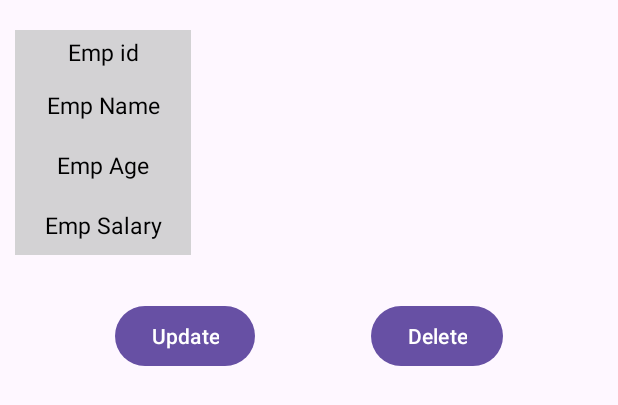
After one commit to klairk/Second_Co_opt, an Android app: the layout activity_employee_details.xml on its own in the app's theme, with its tools: preview values and no code run, on a phone screen of 412 x 824 dp. The commit adds this screen. Shown: the top 405 px of the screen. Run offline under Robolectric (Android 15) with nearby library versions, the phone set to English and light mode, and no system bars.

Commit message:
Add employee detail xml and activity files

```diff
--- /dev/null
+++ b/app/src/main/res/layout/activity_employee_details.xml
@@ -0,0 +1,188 @@
+<?xml version="1.0" encoding="utf-8"?>
+<androidx.constraintlayout.widget.ConstraintLayout xmlns:android="http://schemas.android.com/apk/res/android"
+    xmlns:app="http://schemas.android.com/apk/res-auto"
+    xmlns:tools="http://schemas.android.com/tools"
+    android:layout_width="match_parent"
+    android:layout_height="match_parent"
+    tools:context=".activities.EmployeeDetailsActivity">
+    <Button
+        android:id="@+id/btnUpdate"
+        android:layout_width="wrap_content"
+        android:layout_height="wrap_content"
+        android:layout_marginTop="30dp"
+        android:text="@string/update"
+        app:layout_constraintEnd_toStartOf="@+id/btnDelete"
+        app:layout_constraintHorizontal_bias="0.5"
+        app:layout_constraintStart_toStartOf="parent"
+        app:layout_constraintTop_toBottomOf="@id/linearLayout" />
+    <Button
+        android:id="@+id/btnDelete"
+        android:layout_width="wrap_content"
+        android:layout_height="wrap_content"
+        android:layout_marginTop="30dp"
+        android:text="@string/delete"
+        app:layout_constraintEnd_toEndOf="parent"
+        app:layout_constraintHorizontal_bias="0.5"
+        app:layout_constraintStart_toEndOf="@+id/btnUpdate"
+        app:layout_constraintTop_toBottomOf="@id/linearLayout" />
+    <LinearLayout
+        android:id="@+id/linearLayout"
+        android:layout_width="match_parent"
+        android:layout_height="wrap_content"
+        app:layout_constraintStart_toStartOf="parent"
+        app:layout_constraintTop_toTopOf="parent"
+        app:layout_constraintEnd_toEndOf="parent"
+        android:orientation="vertical">
+        <LinearLayout
+            android:id="@+id/id_lin"
+            android:layout_width="match_parent"
+            android:layout_height="30dp"
+            android:layout_marginLeft="10dp"
+            android:layout_marginTop="20dp"
+            android:layout_marginRight="10dp"
+            android:orientation="horizontal"
+            android:weightSum="2"
+            android:baselineAligned="false">
+            <LinearLayout
+                android:layout_width="0dp"
+                android:layout_height="match_parent"
+                android:layout_weight="0.6"
+                android:background="@color/divider_grey">
+                <TextView
+                    android:layout_width="match_parent"
+                    android:layout_height="wrap_content"
+                    android:layout_gravity="center"
+                    android:gravity="center"
+                    android:text="@string/emp_id"
+                    android:textColor="@color/black"
+                    android:textSize="15sp" />
+            </LinearLayout>
+            <LinearLayout
+                android:layout_width="0dp"
+                android:layout_height="match_parent"
+                android:layout_weight="1.4">
+                <TextView
+                    android:id="@+id/tvEmpId"
+                    android:layout_width="match_parent"
+                    android:layout_height="wrap_content"
+                    android:layout_gravity="center"
+                    android:gravity="center"
+                    android:text=""
+                    android:textColor="@color/black"
+                    android:textSize="15sp" />
+            </LinearLayout>
+        </LinearLayout>
+        <LinearLayout
+            android:id="@+id/contact_lin"
+            android:layout_width="match_parent"
+            android:layout_height="40dp"
+            android:layout_marginLeft="10dp"
+            android:layout_marginRight="10dp"
+            android:orientation="horizontal"
+            android:weightSum="2"
+            android:baselineAligned="false">
+            <LinearLayout
+                android:layout_width="0dp"
+                android:layout_height="match_parent"
+                android:layout_weight="0.6"
+                android:background="@color/divider_grey">
+                <TextView
+                    android:layout_width="match_parent"
+                    android:layout_height="wrap_content"
+                    android:layout_gravity="center"
+                    android:gravity="center"
+                    android:text="@string/emp_name"
+                    android:textColor="@color/black"
+                    android:textSize="15sp" />
+            </LinearLayout>
+            <LinearLayout
+                android:layout_width="0dp"
+                android:layout_height="match_parent"
+                android:layout_weight="1.4">
+                <TextView
+                    android:id="@+id/tvEmpName"
+                    android:layout_width="match_parent"
+                    android:layout_height="wrap_content"
+                    android:layout_gravity="center"
+                    android:gravity="center"
+                    android:text=""
+                    android:textColor="@color/black"
+                    android:textSize="15sp" />
+            </LinearLayout>
+        </LinearLayout>
+        <LinearLayout
+            android:layout_width="match_parent"
+            android:layout_height="40dp"
+            android:layout_marginLeft="10dp"
+            android:layout_marginRight="10dp"
+            android:orientation="horizontal"
+            android:weightSum="2"
+            android:baselineAligned="false">
+            <LinearLayout
+                android:layout_width="0dp"
+                android:layout_height="match_parent"
+                android:layout_weight="0.6"
+                android:background="@color/divider_grey">
+                <TextView
+                    android:layout_width="match_parent"
+                    android:layout_height="wrap_content"
+                    android:layout_gravity="center"
+                    android:gravity="center"
+                    android:text="@string/emp_age"
+                    android:textColor="@color/black"
+                    android:textSize="15sp" />
+            </LinearLayout>
+            <LinearLayout
+                android:layout_width="0dp"
+                android:layout_height="match_parent"
+                android:layout_weight="1.4">
+                <TextView
+                    android:id="@+id/tvEmpAge"
+                    android:layout_width="match_parent"
+                    android:layout_height="wrap_content"
+                    android:layout_gravity="center"
+                    android:gravity="center"
+                    android:text=""
+                    android:textColor="@color/black"
+                    android:textSize="15sp" />
+            </LinearLayout>
+        </LinearLayout>
+        <LinearLayout
+            android:layout_width="match_parent"
+            android:layout_height="40dp"
+            android:layout_marginLeft="10dp"
+            android:layout_marginRight="10dp"
+            android:orientation="horizontal"
+            android:weightSum="2"
+            android:baselineAligned="false">
+            <LinearLayout
+                android:layout_width="0dp"
+                android:layout_height="match_parent"
+                android:layout_weight="0.6"
+                android:background="@color/divider_grey">
+                <TextView
+                    android:layout_width="match_parent"
+                    android:layout_height="wrap_content"
+                    android:layout_gravity="center"
+                    android:gravity="center"
+                    android:text="@string/emp_salary"
+                    android:textColor="@color/black"
+                    android:textSize="15sp" />
+            </LinearLayout>
+            <LinearLayout
+                android:layout_width="0dp"
+                android:layout_height="match_parent"
+                android:layout_weight="1.4">
+                <TextView
+                    android:id="@+id/tvEmpSalary"
+                    android:layout_width="match_parent"
+                    android:layout_height="wrap_content"
+                    android:layout_gravity="center"
+                    android:gravity="center"
+                    android:text=""
+                    android:textColor="@color/black"
+                    android:textSize="15sp" />
+            </LinearLayout>
+        </LinearLayout>
+    </LinearLayout>
+</androidx.constraintlayout.widget.ConstraintLayout>
--- a/app/src/main/res/values/colors.xml
+++ b/app/src/main/res/values/colors.xml
@@ -2,4 +2,5 @@
 <resources>
     <color name="black">#FF000000</color>
     <color name="white">#FFFFFFFF</color>
+    <color name="divider_grey">#d3d2d4</color>
 </resources>
--- a/app/src/main/res/values/strings.xml
+++ b/app/src/main/res/values/strings.xml
@@ -8,4 +8,10 @@
     <string name="enter_name">Enter name</string>
     <string name="enter_salary">Enter salary</string>
     <string name="loading_data">Loading Data.....</string>
+    <string name="emp_id">Emp id</string>
+    <string name="emp_name">Emp Name</string>
+    <string name="emp_age">Emp Age</string>
+    <string name="emp_salary">Emp Salary</string>
+    <string name="delete">Delete</string>
+    <string name="update">Update</string>
 </resources>
```
Also changed, not shown: app/src/main/AndroidManifest.xml (+6 -6 lines), app/src/main/java/com/example/second_co_opt/activities/EmployeeDetailsActivity.kt (+130 -1 lines), app/src/main/java/com/example/second_co_opt/activities/FetchingActivity.kt (+14 -2 lines), app/src/main/res/layout/update_dialog.xml (added, +36 -0 lines).
